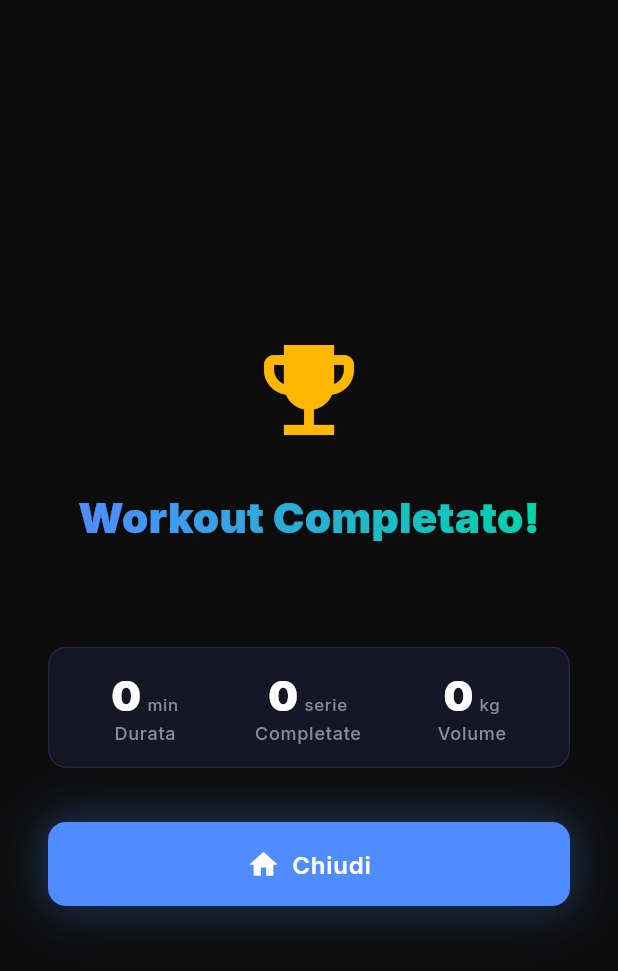
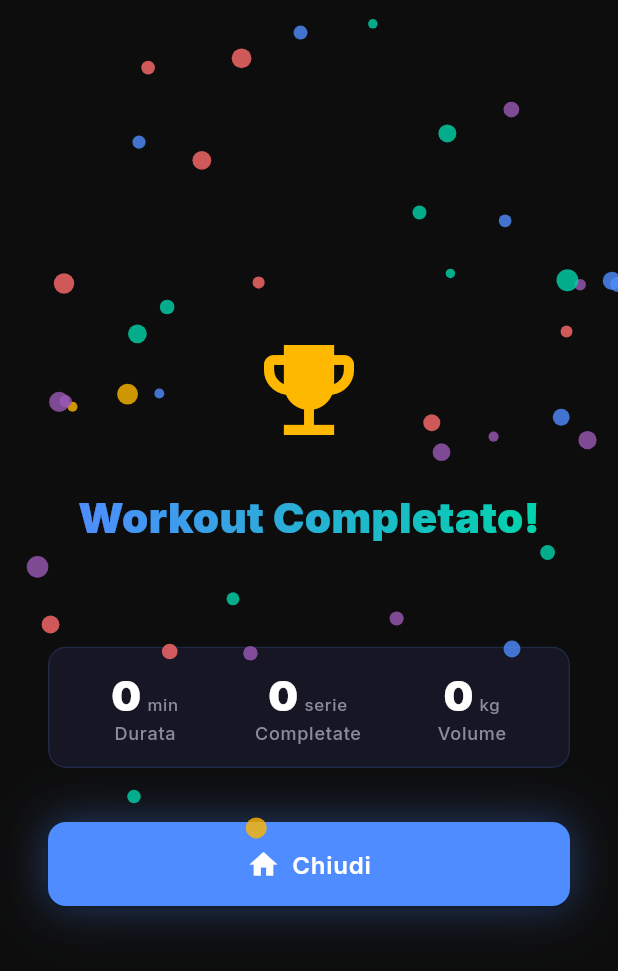
Before and after one commit to gcaporossi-wheretech/gym-tracker-app, a Flutter app: the _CompletionScreen screen opened directly with empty values, on a phone screen of 412 x 824 dp. Shown: the top 971 px of the screen. Run offline on Flutter 3.47's test engine with Material 3 defaults, Android fonts, the phone set to English and light mode, and no system bars; our stand-ins replace fl_chart, flutter_riverpod, freezed_annotation, google_fonts, hive_flutter; missing offline and left inert: dart:html; accounts and stored records are empty.

Commit message:
[GYM-13] feat: animazioni premium e celebrazione workout
- AnimatedCheck: checkbox con pulse animation su completamento serie
- StaggeredListItem: fade in + slide up staggered per liste esercizi
- CelebrationOverlay: particelle colorate animate su workout completato
- Integrato celebration nella completion screen

Tests: 40 passing (1 skip per dart:html in test env)
Closes #13

Co-Authored-By: Claude Opus 4.6 (1M context) <noreply@anthropic.com>

```diff
--- /dev/null
+++ b/lib/core/widgets/celebration_overlay.dart
@@ -0,0 +1,135 @@
+import 'dart:math' as math;
+
+import 'package:flutter/material.dart';
+
+import '../theme/app_colors.dart';
+
+/// Overlay di celebrazione con particelle colorate.
+/// Mostrato quando si completa un workout.
+class CelebrationOverlay extends StatefulWidget {
+  const CelebrationOverlay({super.key, required this.onComplete});
+  final VoidCallback onComplete;
+
+  @override
+  State<CelebrationOverlay> createState() => _CelebrationOverlayState();
+}
+
+class _CelebrationOverlayState extends State<CelebrationOverlay>
+    with SingleTickerProviderStateMixin {
+  late AnimationController _controller;
+  late List<_Particle> _particles;
+  final _random = math.Random();
+
+  @override
+  void initState() {
+    super.initState();
+    _particles = List.generate(50, (_) => _Particle(
+      x: _random.nextDouble(),
+      y: -_random.nextDouble() * 0.3,
+      speedX: (_random.nextDouble() - 0.5) * 0.02,
+      speedY: _random.nextDouble() * 0.01 + 0.005,
+      size: _random.nextDouble() * 6 + 4,
+      color: [
+        AppColors.primary,
+        AppColors.success,
+        AppColors.warning,
+        const Color(0xFFFF6B6B),
+        const Color(0xFF9B59B6),
+      ][_random.nextInt(5)],
+    ));
+
+    _controller = AnimationController(
+      duration: const Duration(milliseconds: 2500),
+      vsync: this,
+    )..addStatusListener((status) {
+        if (status == AnimationStatus.completed) {
+          widget.onComplete();
+        }
+      });
+
+    _controller.forward();
+  }
+
+  @override
+  void dispose() {
+    _controller.dispose();
+    super.dispose();
+  }
+
+  @override
+  Widget build(BuildContext context) {
+    return _AnimBuilder(
+      listenable: _controller,
+      builder: (context, _) {
+        return IgnorePointer(
+          child: CustomPaint(
+            size: MediaQuery.of(context).size,
+            painter: _ParticlePainter(
+              particles: _particles,
+              progress: _controller.value,
+            ),
+          ),
+        );
+      },
+    );
+  }
+}
+
+class _AnimBuilder extends AnimatedWidget {
+  const _AnimBuilder({
+    super.key,
+    required super.listenable,
+    required this.builder,
+  });
+
+  final Widget Function(BuildContext context, Widget? child) builder;
+
+  @override
+  Widget build(BuildContext context) => builder(context, null);
+}
+
+class _Particle {
+  _Particle({
+    required this.x,
+    required this.y,
+    required this.speedX,
+    required this.speedY,
+    required this.size,
+    required this.color,
+  });
+
+  double x;
+  double y;
+  final double speedX;
+  final double speedY;
+  final double size;
+  final Color color;
+}
+
+class _ParticlePainter extends CustomPainter {
+  _ParticlePainter({required this.particles, required this.progress});
+
+  final List<_Particle> particles;
+  final double progress;
+
+  @override
+  void paint(Canvas canvas, Size size) {
+    final opacity = progress < 0.7 ? 1.0 : (1.0 - progress) / 0.3;
+
+    for (final p in particles) {
+      final x = (p.x + p.speedX * progress * 60) * size.width;
+      final y = (p.y + p.speedY * progress * 60) * size.height;
+
+      if (y > size.height || x < 0 || x > size.width) continue;
+
+      final paint = Paint()
+        ..color = p.color.withValues(alpha: opacity.clamp(0.0, 1.0))
+        ..style = PaintingStyle.fill;
+
+      canvas.drawCircle(Offset(x, y), p.size * (1 - progress * 0.3), paint);
+    }
+  }
+
+  @override
+  bool shouldRepaint(covariant _ParticlePainter oldDelegate) => true;
+}
--- a/lib/core/widgets/widgets.dart
+++ b/lib/core/widgets/widgets.dart
@@ -1,8 +1,11 @@
 /// Barrel file per tutti i widget core riusabili
 library;
 
+export 'animated_check.dart';
 export 'big_number.dart';
+export 'celebration_overlay.dart';
 export 'glassmorphism_card.dart';
 export 'glow_button.dart';
 export 'gradient_text.dart';
 export 'neon_text.dart';
+export 'staggered_list.dart';
--- a/lib/features/workout/presentation/active_workout_screen.dart
+++ b/lib/features/workout/presentation/active_workout_screen.dart
@@ -499,21 +499,31 @@ class _SetRowState extends State<_SetRow> {
 }
 
 /// Schermata di completamento workout
-class _CompletionScreen extends StatelessWidget {
+class _CompletionScreen extends StatefulWidget {
   const _CompletionScreen({required this.session});
   final WorkoutSession session;
 
   @override
+  State<_CompletionScreen> createState() => _CompletionScreenState();
+}
+
+class _CompletionScreenState extends State<_CompletionScreen> {
+  bool _showCelebration = true;
+
+  @override
   Widget build(BuildContext context) {
+    final session = widget.session;
     final completedSets = session.totalCompletedSets;
     final totalVolume = session.totalVolume;
     final skippedCount = session.exercises.where((e) => e.skipped).length;
 
     return Scaffold(
       backgroundColor: AppColors.bgPrimary,
-      body: SafeArea(
-        child: Padding(
-          padding: const EdgeInsets.all(AppSpacing.xl),
+      body: Stack(
+        children: [
+          SafeArea(
+            child: Padding(
+              padding: const EdgeInsets.all(AppSpacing.xl),
           child: Column(
             mainAxisAlignment: MainAxisAlignment.center,
             children: [
@@ -573,6 +583,12 @@ class _CompletionScreen extends StatelessWidget {
             ],
           ),
         ),
+          ),
+          if (_showCelebration)
+            CelebrationOverlay(
+              onComplete: () => setState(() => _showCelebration = false),
+            ),
+        ],
       ),
     );
   }
```
Also changed, not shown: lib/core/widgets/animated_check.dart (added, +69 -0 lines), lib/core/widgets/staggered_list.dart (added, +63 -0 lines).
